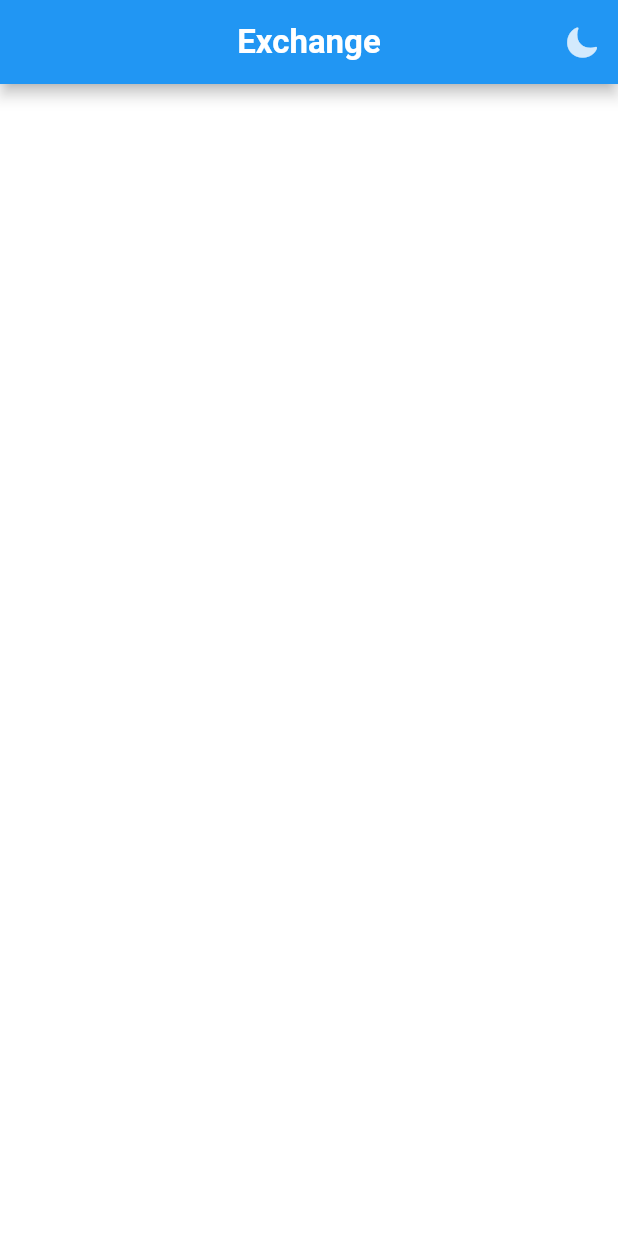
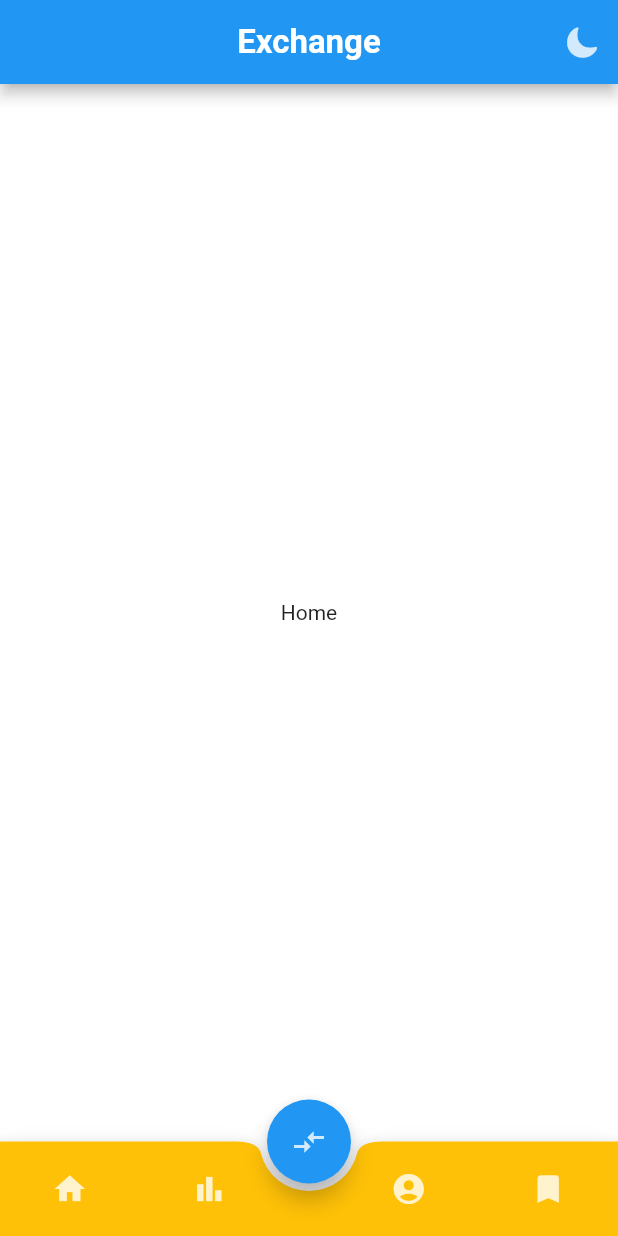
Before and after one commit to mahdi-safdari/Currency-Exchange, a Flutter app: the screen it shows after launch, on a phone screen of 412 x 824 dp. Run offline on Flutter 3.47's test engine with Material 2 defaults, Android fonts, the phone set to English and light mode, and no system bars; our stand-ins replace google_fonts; generated files the repository leaves out were written again; Roboto replaces fonts that are missing (Ubuntu).

Commit message:
bottom nav

```diff
--- a/l10n.yaml
+++ b/l10n.yaml
@@ -1,4 +1,3 @@
 arb-dir: lib/l10n
 template-arb-file: app_en.arb
 output-localization-file: app_localizations.dart
-use-escaping: true
--- a/lib/main.dart
+++ b/lib/main.dart
@@ -1,11 +1,13 @@
 import 'package:exchange/providers/theme_provider.dart';
 import 'package:exchange/theme/my_theme.dart';
+import 'package:exchange/ui/main_wrapper.dart';
 import 'package:exchange/ui/widgets/theme_switcher.dart';
 import 'package:flutter/material.dart';
 import 'package:flutter/services.dart';
 import 'package:flutter_localizations/flutter_localizations.dart';
 import 'package:provider/provider.dart';
 import 'package:provider/single_child_widget.dart';
+import 'package:flutter_gen/gen_l10n/app_localizations.dart';
 
 void main() {
   //! for device orientation always portrait
@@ -39,7 +41,9 @@ class MyApp extends StatelessWidget {
         return MaterialApp(
           debugShowCheckedModeBanner: false,
           title: 'Currency Exchange',
+          locale: const Locale('en'),
           localizationsDelegates: const [
+            AppLocalizations.delegate,
             GlobalMaterialLocalizations.delegate,
             GlobalWidgetsLocalizations.delegate,
             GlobalCupertinoLocalizations.delegate,
@@ -53,15 +57,7 @@ class MyApp extends StatelessWidget {
           darkTheme: MyThemes.darkTheme,
           home: Directionality(
             textDirection: TextDirection.ltr,
-            child: Scaffold(
-              appBar: AppBar(
-                centerTitle: true,
-                actions: const <Widget>[
-                  ThemeSwitcher(),
-                ],
-                title: const Text('Exchange'),
-              ),
-            ),
+            child: MainWrapper(),
           ),
         );
       },
--- /dev/null
+++ b/lib/ui/home_page.dart
@@ -0,0 +1,12 @@
+import 'package:flutter/material.dart';
+
+class HomePage extends StatelessWidget {
+  const HomePage({super.key});
+
+  @override
+  Widget build(BuildContext context) {
+    return const Center(
+      child: Text('Home'),
+    );
+  }
+}
--- /dev/null
+++ b/lib/ui/main_wrapper.dart
@@ -0,0 +1,41 @@
+import 'package:exchange/ui/home_page.dart';
+import 'package:exchange/ui/market_view_page.dart';
+import 'package:exchange/ui/profile_page.dart';
+import 'package:exchange/ui/watch_list_page.dart';
+import 'package:exchange/ui/widgets/bottom_nav.dart';
+import 'package:exchange/ui/widgets/theme_switcher.dart';
+import 'package:flutter/material.dart';
+
+class MainWrapper extends StatelessWidget {
+  MainWrapper({super.key});
+
+  final PageController pageController = PageController(initialPage: 0);
+
+  @override
+  Widget build(BuildContext context) {
+    return Scaffold(
+      appBar: AppBar(
+        centerTitle: true,
+        actions: const <Widget>[
+          ThemeSwitcher(),
+        ],
+        title: const Text('Exchange'),
+      ),
+      floatingActionButton: FloatingActionButton(
+        onPressed: () {},
+        child: const Icon(Icons.compare_arrows_outlined),
+      ),
+      floatingActionButtonLocation: FloatingActionButtonLocation.centerDocked,
+      bottomNavigationBar: BottomNav(controller: pageController),
+      body: PageView(
+        controller: pageController,
+        children: const <Widget>[
+          HomePage(),
+          MarketViewPage(),
+          ProfilePage(),
+          WatchListPage(),
+        ],
+      ),
+    );
+  }
+}
--- /dev/null
+++ b/lib/ui/widgets/bottom_nav.dart
@@ -0,0 +1,78 @@
+import 'package:flutter/material.dart';
+
+class BottomNav extends StatelessWidget {
+  final PageController controller;
+  const BottomNav({super.key, required this.controller});
+
+  @override
+  Widget build(BuildContext context) {
+    final width = MediaQuery.of(context).size.width;
+    return BottomAppBar(
+      shape: const CircularNotchedRectangle(),
+      notchMargin: 5,
+      color: Colors.amber,
+      child: SizedBox(
+        height: 63,
+        child: Row(
+          mainAxisAlignment: MainAxisAlignment.spaceBetween,
+          children: <Widget>[
+            SizedBox(
+              height: 50,
+              width: width / 2 - 20,
+              child: Row(
+                mainAxisAlignment: MainAxisAlignment.spaceAround,
+                children: <Widget>[
+                  IconButton(
+                      onPressed: () {
+                        controller.animateToPage(
+                          0,
+                          duration: const Duration(milliseconds: 300),
+                          curve: Curves.easeInOut,
+                        );
+                      },
+                      icon: const Icon(Icons.home)),
+                  IconButton(
+                      onPressed: () {
+                        controller.animateToPage(
+                          1,
+                          duration: const Duration(milliseconds: 300),
+                          curve: Curves.easeInOut,
+                        );
+                      },
+                      icon: const Icon(Icons.bar_chart)),
+                ],
+              ),
+            ),
+            SizedBox(
+              height: 50,
+              width: width / 2 - 20,
+              child: Row(
+                mainAxisAlignment: MainAxisAlignment.spaceAround,
+                children: <Widget>[
+                  IconButton(
+                      onPressed: () {
+                        controller.animateToPage(
+                          2,
+                          duration: const Duration(milliseconds: 300),
+                          curve: Curves.easeInOut,
+                        );
+                      },
+                      icon: const Icon(Icons.account_circle_rounded)),
+                  IconButton(
+                      onPressed: () {
+                        controller.animateToPage(
+                          3,
+                          duration: const Duration(milliseconds: 300),
+                          curve: Curves.easeInOut,
+                        );
+                      },
+                      icon: const Icon(Icons.bookmark)),
+                ],
+              ),
+            ),
+          ],
+        ),
+      ),
+    );
+  }
+}
```
Also changed, not shown: lib/ui/market_view_page.dart (added, +12 -0 lines), lib/ui/profile_page.dart (added, +12 -0 lines), lib/ui/watch_list_page.dart (added, +12 -0 lines).
